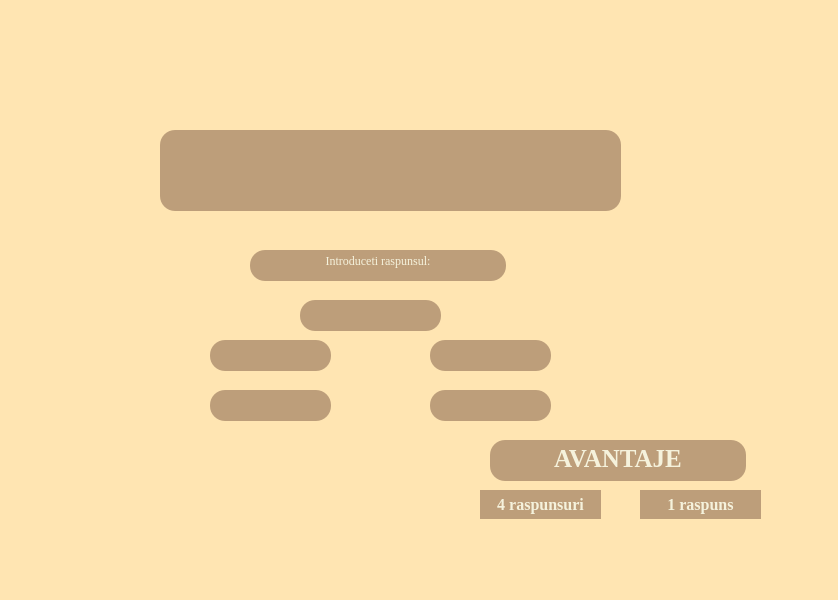
DianaMatei11/ProjectModernCPP---Triviador, file GUI/Start-intermediar/intrebarinumerice.ui: the form before one commit.
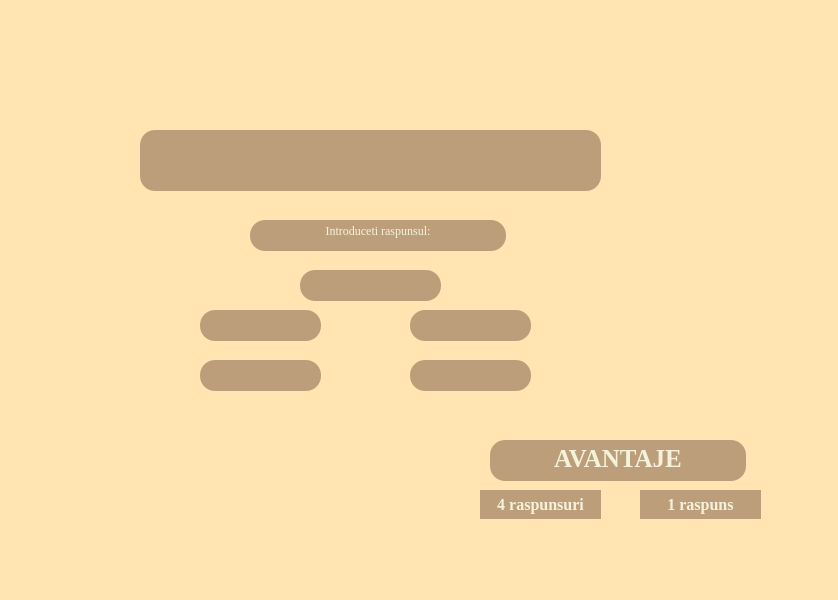
The form after the commit.

Commit message: Am creat o ruta pentru alegerea raspunsului.

The edit to the form file:
```diff
--- a/GUI/Start-intermediar/intrebarinumerice.ui
+++ b/GUI/Start-intermediar/intrebarinumerice.ui
@@ -23,10 +23,10 @@
    <widget class="QLabel" name="IntrebareNumerica">
     <property name="geometry">
      <rect>
-      <x>160</x>
+      <x>140</x>
       <y>130</y>
       <width>461</width>
-      <height>81</height>
+      <height>61</height>
      </rect>
     </property>
     <property name="styleSheet">
@@ -42,7 +42,7 @@
     <property name="geometry">
      <rect>
       <x>250</x>
-      <y>250</y>
+      <y>220</y>
       <width>256</width>
       <height>31</height>
      </rect>
@@ -67,7 +67,7 @@
     <property name="geometry">
      <rect>
       <x>300</x>
-      <y>300</y>
+      <y>270</y>
       <width>141</width>
       <height>31</height>
      </rect>
@@ -143,8 +143,8 @@
    <widget class="QPushButton" name="av0">
     <property name="geometry">
      <rect>
-      <x>210</x>
-      <y>340</y>
+      <x>200</x>
+      <y>310</y>
       <width>121</width>
       <height>31</height>
      </rect>
@@ -161,8 +161,8 @@
    <widget class="QPushButton" name="av1">
     <property name="geometry">
      <rect>
-      <x>210</x>
-      <y>390</y>
+      <x>200</x>
+      <y>360</y>
       <width>121</width>
       <height>31</height>
      </rect>
@@ -179,8 +179,8 @@
    <widget class="QPushButton" name="av2">
     <property name="geometry">
      <rect>
-      <x>430</x>
-      <y>340</y>
+      <x>410</x>
+      <y>310</y>
       <width>121</width>
       <height>31</height>
      </rect>
@@ -197,8 +197,8 @@
    <widget class="QPushButton" name="av3">
     <property name="geometry">
      <rect>
-      <x>430</x>
-      <y>390</y>
+      <x>410</x>
+      <y>360</y>
       <width>121</width>
       <height>31</height>
      </rect>
```
Left out of the diff: 4 changed lines with no effect on the pictures. The commit also changes 2 other files.
